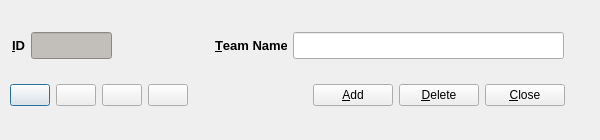
First picture: the form in code/pyqt/gui/team_entry.ui, repository soccermetrics/marcotti-desktop, before the edit.
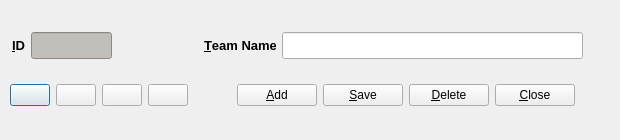
Second picture: the form after the edit. Icons and pictures are not drawn.

Commit message: Added Save button to UIs, rebuilt autocoded Python files (#13)

```diff
--- a/code/pyqt/gui/team_entry.ui
+++ b/code/pyqt/gui/team_entry.ui
@@ -6,20 +6,20 @@
    <rect>
     <x>0</x>
     <y>0</y>
-    <width>600</width>
+    <width>620</width>
     <height>140</height>
    </rect>
   </property>
   <property name="minimumSize">
    <size>
-    <width>600</width>
+    <width>620</width>
     <height>140</height>
    </size>
   </property>
   <property name="maximumSize">
    <size>
-    <width>640</width>
-    <height>180</height>
+    <width>620</width>
+    <height>140</height>
    </size>
   </property>
   <property name="windowTitle">
@@ -36,7 +36,7 @@
     <rect>
      <x>12</x>
      <y>20</y>
-     <width>552</width>
+     <width>571</width>
      <height>51</height>
     </rect>
    </property>
@@ -102,7 +102,7 @@
      <widget class="QLineEdit" name="teamNameEdit">
       <property name="minimumSize">
        <size>
-        <width>271</width>
+        <width>301</width>
         <height>27</height>
        </size>
       </property>
@@ -118,7 +118,7 @@
     <rect>
      <x>10</x>
      <y>70</y>
-     <width>261</width>
+     <width>191</width>
      <height>51</height>
     </rect>
    </property>
@@ -197,12 +197,12 @@
     </item>
    </layout>
   </widget>
-  <widget class="QWidget" name="layoutWidget">
+  <widget class="QWidget" name="layoutWidget_2">
    <property name="geometry">
     <rect>
-     <x>290</x>
+     <x>200</x>
      <y>70</y>
-     <width>275</width>
+     <width>411</width>
      <height>51</height>
     </rect>
    </property>
@@ -234,6 +234,20 @@
       </property>
      </widget>
     </item>
+    <item>
+     <widget class="QPushButton" name="saveEntry">
+      <property name="toolTip">
+       <string>Delete Entry</string>
+      </property>
+      <property name="text">
+       <string>&amp;Save</string>
+      </property>
+      <property name="icon">
+       <iconset resource="fmrd_resources.qrc">
+        <normaloff>:/images/save.png</normaloff>:/images/save.png</iconset>
+      </property>
+     </widget>
+    </item>
     <item>
      <widget class="QPushButton" name="deleteEntry">
       <property name="toolTip">
@@ -262,6 +276,19 @@
       </property>
      </widget>
     </item>
+    <item>
+     <spacer name="horizontalSpacer_4">
+      <property name="orientation">
+       <enum>Qt::Horizontal</enum>
+      </property>
+      <property name="sizeHint" stdset="0">
+       <size>
+        <width>13</width>
+        <height>20</height>
+       </size>
+      </property>
+     </spacer>
+    </item>
    </layout>
   </widget>
  </widget>
```
Left out of the diff: 2 changed lines with no effect on the pictures. The commit also changes 52 other files.
